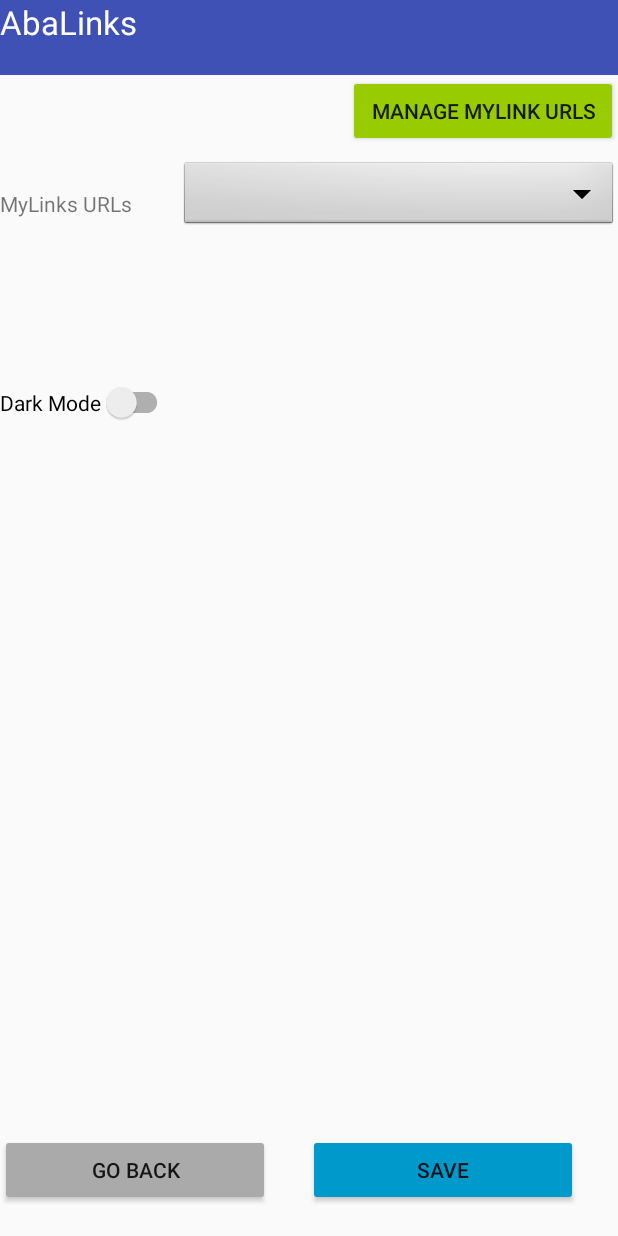
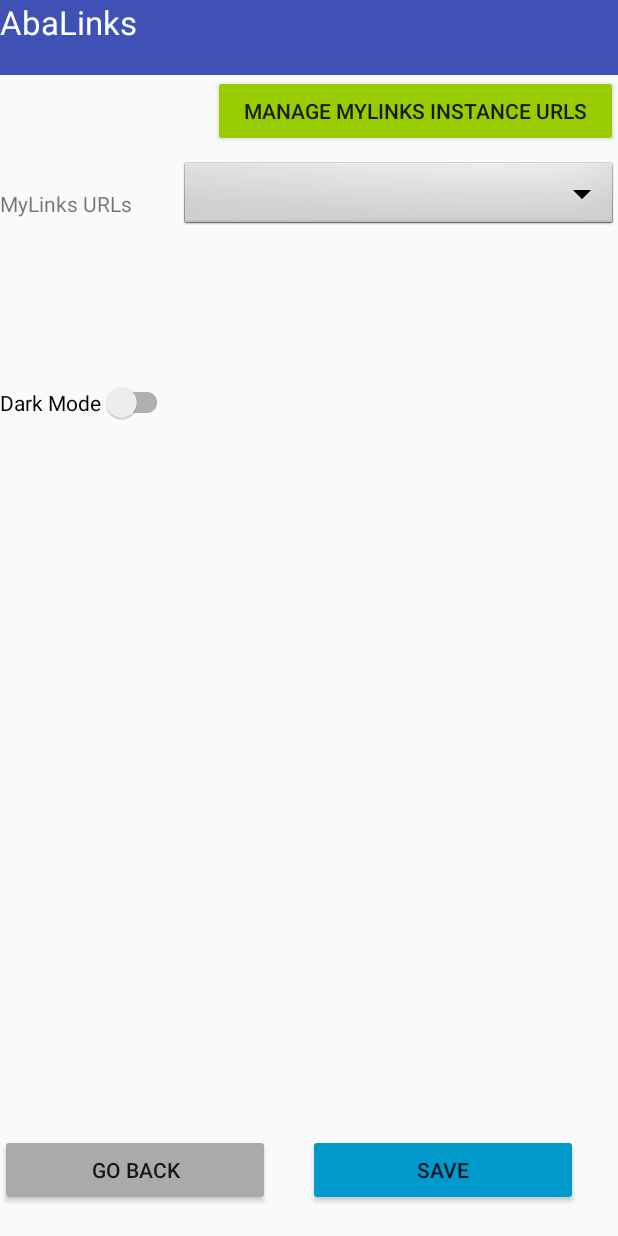
Before and after one commit to SegiH/MyLinks-Android, an Android app: the screen it shows after launch (SettingsActivity), on a phone screen of 412 x 824 dp. Run offline under Robolectric (Android 15) with nearby library versions, the phone set to English and light mode, and no system bars; our stand-ins replace Firebase (no records; nobody signed in at launch, a user with empty details on screens opened directly), Volley.

Commit message:
Widen Manage MyLinks Instance URLS button in Settings

```diff
--- a/app/src/main/res/layout/settings.xml
+++ b/app/src/main/res/layout/settings.xml
@@ -33,7 +33,7 @@
 
     <Button
          android:id="@+id/addURLButton"
-         android:layout_width="180dp"
+         android:layout_width="270dp"
          android:layout_height="wrap_content"
          android:backgroundTint="@android:color/holo_green_light"
          android:text="@string/addURL"
--- a/app/src/main/res/values/strings.xml
+++ b/app/src/main/res/values/strings.xml
@@ -15,5 +15,5 @@
     <string name="name">Name</string>
     <string name="url">URL</string>
     <string name="type">Type</string>
-  <string name="addURL">Manage MyLink URLs</string>string>
+  <string name="addURL">Manage MyLinks Instance URLs</string>string>
 </resources>
```
Also changed, not shown: app/src/main/java/com/segihovav/mylinks_android/SettingsActivity.kt (line endings or trailing spaces).
